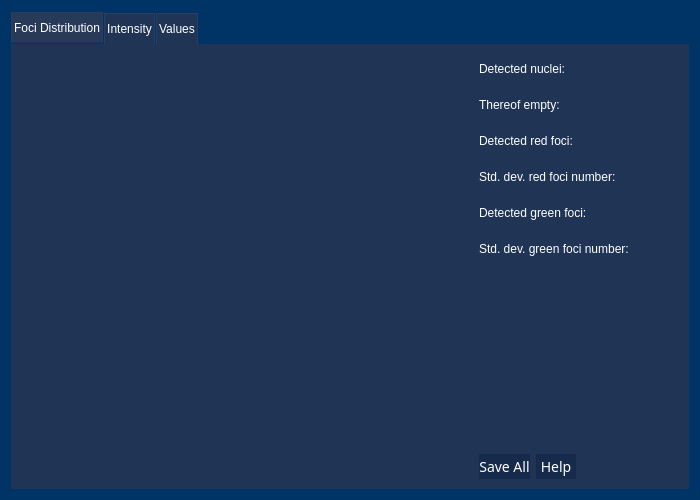
Old version of the form Nucleus/gui/statistics_dialog.ui in the repository SilMon/NucDetect.
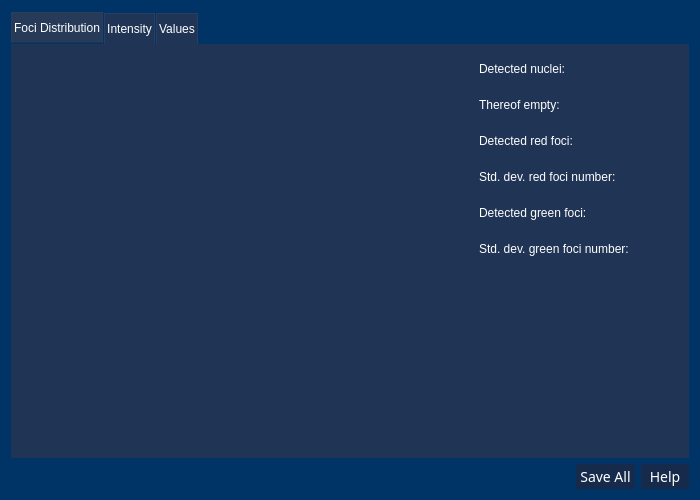
New version of the form.

```diff
--- a/Nucleus/gui/statistics_dialog.ui
+++ b/Nucleus/gui/statistics_dialog.ui
@@ -27,9 +27,11 @@
 	border: none;
 	font-size: 14px;
  	text-align: center;
-    display: inline-block;
+     display: inline-block;
 	min-height: 25;
 	min-width: 40;
+	padding-left: 4px;
+	padding-right: 4px;
 }
 
 QPushButton:hover{
@@ -209,22 +211,6 @@
            </property>
           </spacer>
          </item>
-         <item>
-          <widget class="QDialogButtonBox" name="buttonBox">
-           <property name="sizePolicy">
-            <sizepolicy hsizetype="Fixed" vsizetype="Fixed">
-             <horstretch>0</horstretch>
-             <verstretch>0</verstretch>
-            </sizepolicy>
-           </property>
-           <property name="standardButtons">
-            <set>QDialogButtonBox::Help|QDialogButtonBox::SaveAll</set>
-           </property>
-           <property name="centerButtons">
-            <bool>true</bool>
-           </property>
-          </widget>
-         </item>
          <item>
           <spacer name="horizontalSpacer_5">
            <property name="orientation">
@@ -480,6 +466,28 @@
      </widget>
     </widget>
    </item>
+   <item>
+    <widget class="QDialogButtonBox" name="bbox">
+     <property name="sizePolicy">
+      <sizepolicy hsizetype="Expanding" vsizetype="Minimum">
+       <horstretch>0</horstretch>
+       <verstretch>0</verstretch>
+      </sizepolicy>
+     </property>
+     <property name="layoutDirection">
+      <enum>Qt::LeftToRight</enum>
+     </property>
+     <property name="orientation">
+      <enum>Qt::Horizontal</enum>
+     </property>
+     <property name="standardButtons">
+      <set>QDialogButtonBox::Help|QDialogButtonBox::SaveAll</set>
+     </property>
+     <property name="centerButtons">
+      <bool>false</bool>
+     </property>
+    </widget>
+   </item>
   </layout>
  </widget>
  <resources/>
```
Left out of the diff: 70 changed lines with no effect on the pictures.
